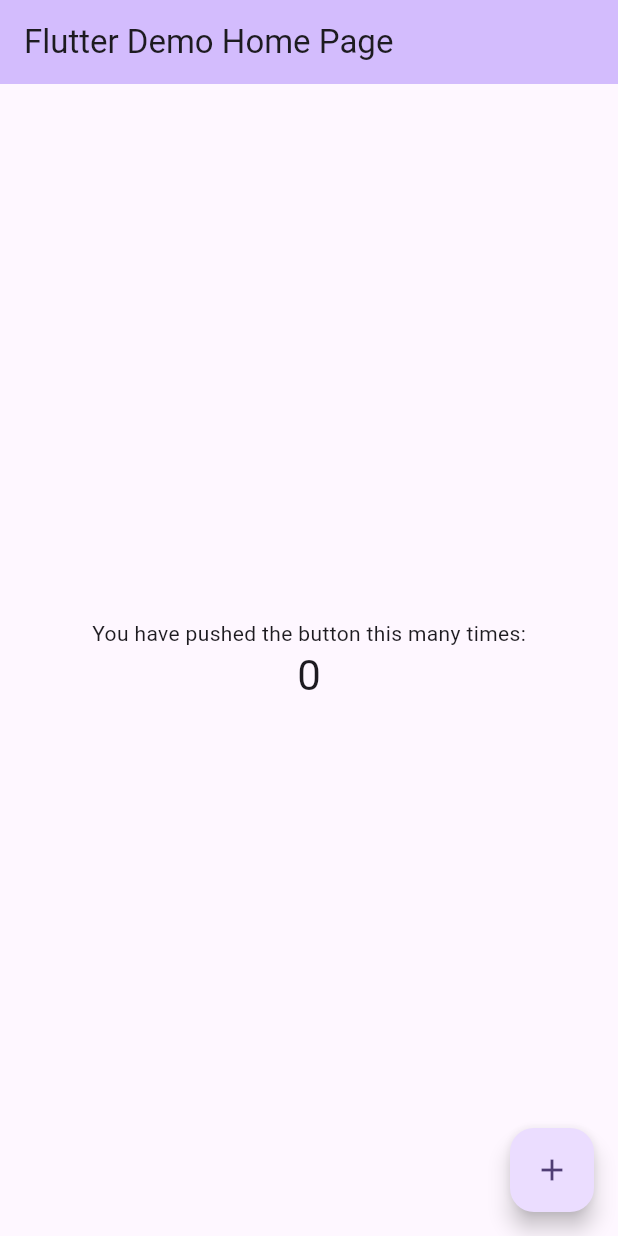
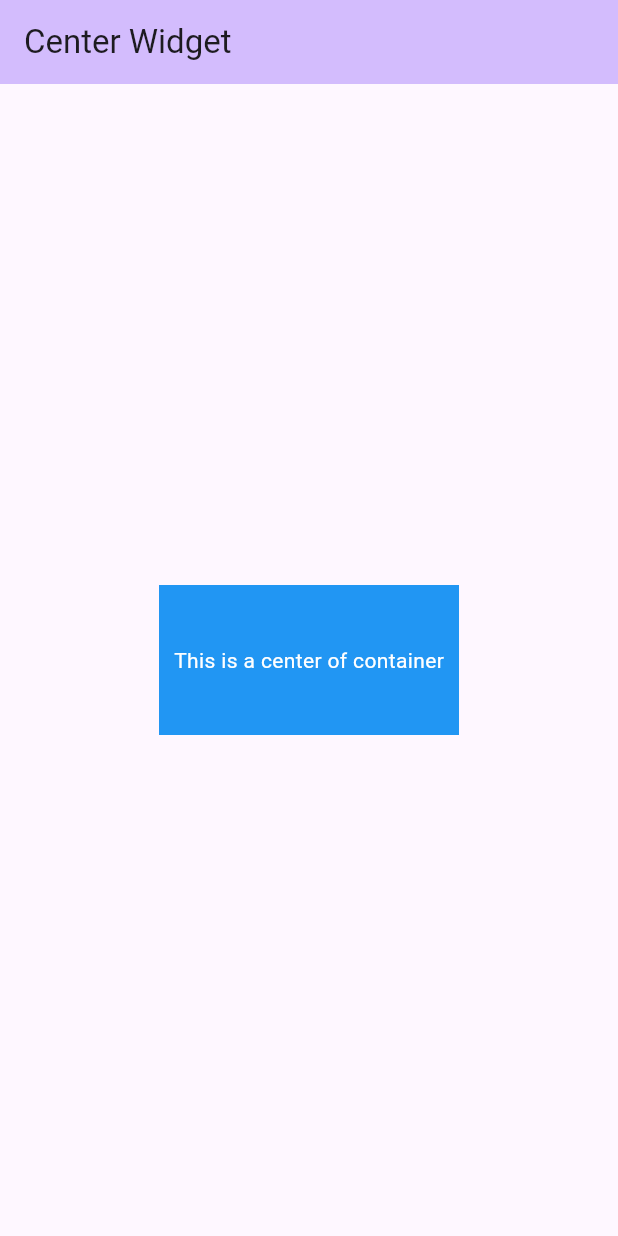
Before and after one commit to AkashBelekar2428/flutter_center_widget, a Flutter app: the screen it shows after launch, on a phone screen of 412 x 824 dp. Run offline on Flutter 3.47's test engine with Material 2 defaults, Android fonts, the phone set to English and light mode, and no system bars.

Commit message:
center text

```diff
--- a/lib/main.dart
+++ b/lib/main.dart
@@ -81,45 +81,25 @@ class _MyHomePageState extends State<MyHomePage> {
         // TRY THIS: Try changing the color here to a specific color (to
         // Colors.amber, perhaps?) and trigger a hot reload to see the AppBar
         // change color while the other colors stay the same.
-        backgroundColor: Theme.of(context).colorScheme.inversePrimary,
+        backgroundColor: Theme
+            .of(context)
+            .colorScheme
+            .inversePrimary,
         // Here we take the value from the MyHomePage object that was created by
         // the App.build method, and use it to set our appbar title.
-        title: Text(widget.title),
+        title: Text("Center Widget"),
       ),
       body: Center(
-        // Center is a layout widget. It takes a single child and positions it
-        // in the middle of the parent.
-        child: Column(
-          // Column is also a layout widget. It takes a list of children and
-          // arranges them vertically. By default, it sizes itself to fit its
-          // children horizontally, and tries to be as tall as its parent.
-          //
-          // Column has various properties to control how it sizes itself and
-          // how it positions its children. Here we use mainAxisAlignment to
-          // center the children vertically; the main axis here is the vertical
-          // axis because Columns are vertical (the cross axis would be
-          // horizontal).
-          //
-          // TRY THIS: Invoke "debug painting" (choose the "Toggle Debug Paint"
-          // action in the IDE, or press "p" in the console), to see the
-          // wireframe for each widget.
-          mainAxisAlignment: MainAxisAlignment.center,
-          children: <Widget>[
-            const Text(
-              'You have pushed the button this many times:',
-            ),
-            Text(
-              '$_counter',
-              style: Theme.of(context).textTheme.headlineMedium,
-            ),
-          ],
+      child:Container(
+          width: 200,
+          height: 100,
+          color: Colors.blue,
+        child: Center(child: Text("This is a center of container", style: TextStyle (color: Colors.white),)),
+
         ),
+
       ),
-      floatingActionButton: FloatingActionButton(
-        onPressed: _incrementCounter,
-        tooltip: 'Increment',
-        child: const Icon(Icons.add),
-      ), // This trailing comma makes auto-formatting nicer for build methods.
+
     );
   }
 }
```
